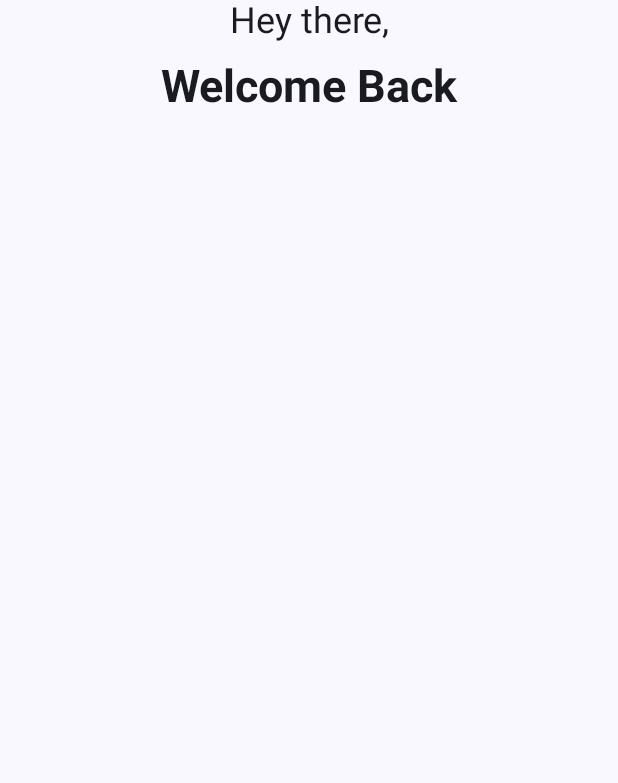
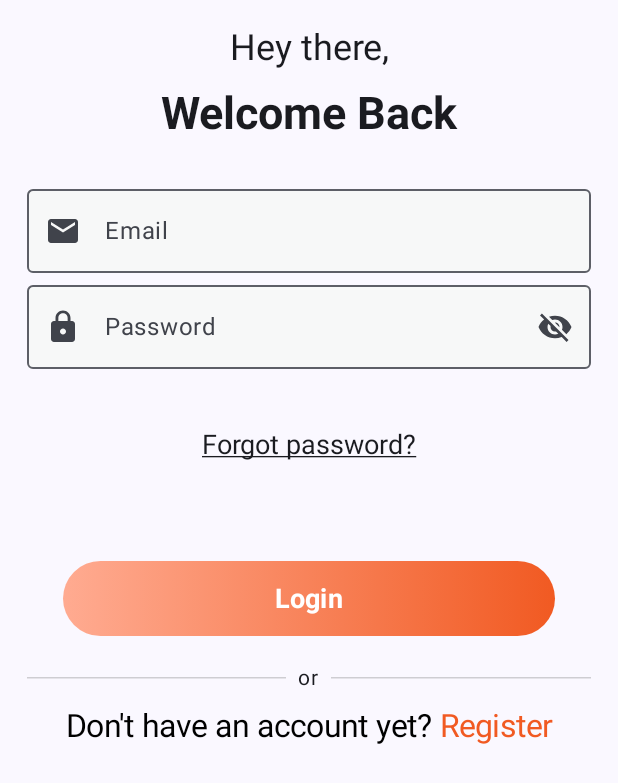
Before and after one commit to AlexGeorgiev86/NoteApp, an Android app built with Jetpack Compose: the LoginScreen screen opened through its navigation route, on a phone screen of 412 x 824 dp. Shown: the top 783 px of the screen. Run offline under Robolectric (Android 15) with nearby library versions, the phone set to English and light mode, and no system bars; our stand-ins replace Dagger/Hilt's generated code.

Commit message:
add LoginScreen UI

```diff
--- a/app/src/main/java/com/sales/cleanarchitecturenoteapp/feature_auth/presentation/components/AuthCheckbox.kt
+++ b/app/src/main/java/com/sales/cleanarchitecturenoteapp/feature_auth/presentation/components/AuthCheckbox.kt
@@ -24,6 +24,6 @@ fun AuthCheckbox(textValue: String, onTextSelected: (String) -> Unit) {
 
         Checkbox(checked = checkedState, onCheckedChange = { checkedState != checkedState })
 
-        AuthClickableText(text = textValue, onTextSelected = onTextSelected)
+        TermAndPolicyClickableText(text = textValue, onTextSelected = onTextSelected)
     }
 }
--- a/app/src/main/java/com/sales/cleanarchitecturenoteapp/feature_auth/presentation/components/AuthClickableText.kt
+++ b/app/src/main/java/com/sales/cleanarchitecturenoteapp/feature_auth/presentation/components/AuthClickableText.kt
@@ -1,42 +1,49 @@
 package com.sales.cleanarchitecturenoteapp.feature_auth.presentation.components
 
+import androidx.compose.foundation.layout.fillMaxWidth
 import androidx.compose.foundation.text.ClickableText
 import androidx.compose.runtime.Composable
+import androidx.compose.ui.Modifier
 import androidx.compose.ui.res.stringResource
 import androidx.compose.ui.text.SpanStyle
+import androidx.compose.ui.text.TextStyle
 import androidx.compose.ui.text.buildAnnotatedString
+import androidx.compose.ui.text.font.FontWeight
+import androidx.compose.ui.text.style.TextAlign
 import androidx.compose.ui.text.withStyle
+import androidx.compose.ui.unit.sp
 import com.sales.cleanarchitecturenoteapp.R
 import com.sales.cleanarchitecturenoteapp.ui.theme.GoodOrange
 
 @Composable
 fun AuthClickableText(
-    onTextSelected: (String) -> Unit,
-    text: String
+    tryingToLogin: Boolean,
+    onTextSelected: (String) -> Unit
 ) {
-    val termsOfUse = stringResource(id = R.string.terms_of_use)
-    val privacyPolicy = stringResource(id = R.string.privacy_policy)
+    val unclickableText = if(tryingToLogin) stringResource(id = R.string.go_to_login) else stringResource(id = R.string.go_to_register)
+    val clickableText = if(tryingToLogin) stringResource(id = R.string.login) else stringResource(id = R.string.register)
     val annotatedString = buildAnnotatedString {
-        append("By continuing you accept our ")
-        withStyle(style = SpanStyle(color = GoodOrange)){
-            pushStringAnnotation(tag = privacyPolicy, annotation = privacyPolicy)
-            append(privacyPolicy)
+        append(unclickableText)
+        withStyle(style = SpanStyle(color = GoodOrange)) {
+            pushStringAnnotation(tag = clickableText, annotation = clickableText)
+            append(clickableText)
         }
-        append(" and ")
-        withStyle(style = SpanStyle(color = GoodOrange)){
-            pushStringAnnotation(tag = termsOfUse, annotation = termsOfUse)
-            append(termsOfUse)
-        }
-
     }
 
-    ClickableText(text = annotatedString ) { offset ->
+    ClickableText(
+        text = annotatedString,
+        modifier = Modifier.fillMaxWidth(),
+        style = TextStyle(
+            fontSize = 21.sp,
+            fontWeight = FontWeight.Normal,
+            textAlign = TextAlign.Center
+        )
+    ) { offset ->
         annotatedString.getStringAnnotations(offset, offset)
             .firstOrNull()?.also { span ->
-                if (span.item == termsOfUse || span.item == privacyPolicy ) {
+                if (span.item == clickableText) {
                     onTextSelected(span.item)
                 }
             }
-
     }
 }
--- a/app/src/main/java/com/sales/cleanarchitecturenoteapp/feature_auth/presentation/components/AuthTextField.kt
+++ b/app/src/main/java/com/sales/cleanarchitecturenoteapp/feature_auth/presentation/components/AuthTextField.kt
@@ -13,6 +13,7 @@ import androidx.compose.runtime.remember
 import androidx.compose.runtime.setValue
 import androidx.compose.ui.Modifier
 import androidx.compose.ui.graphics.vector.ImageVector
+import androidx.compose.ui.text.input.ImeAction
 import com.sales.cleanarchitecturenoteapp.ui.theme.GoodOrange
 import com.sales.cleanarchitecturenoteapp.ui.theme.LightGray
 
@@ -25,7 +26,7 @@ fun AuthTextField(labelValue: String, icon: ImageVector, ) {
         value = textValue,
         label = { Text(text = labelValue) },
         onValueChange = { textValue = it },
-        keyboardOptions = KeyboardOptions.Default,
+        keyboardOptions = KeyboardOptions(imeAction = ImeAction.Next),
         leadingIcon = { Icon(imageVector = icon, contentDescription = "") },
         colors = OutlinedTextFieldDefaults.colors(
             focusedContainerColor = LightGray,
@@ -33,6 +34,8 @@ fun AuthTextField(labelValue: String, icon: ImageVector, ) {
             focusedBorderColor = GoodOrange,
             focusedLabelColor = GoodOrange,
             cursorColor = GoodOrange
-        )
+        ),
+        singleLine = true,
+        maxLines = 1
     )
 }
--- a/app/src/main/java/com/sales/cleanarchitecturenoteapp/feature_auth/presentation/components/LoginClickableText.kt
+++ /dev/null
@@ -1,49 +0,0 @@
-package com.sales.cleanarchitecturenoteapp.feature_auth.presentation.components
-
-import androidx.compose.foundation.layout.fillMaxWidth
-import androidx.compose.foundation.text.ClickableText
-import androidx.compose.runtime.Composable
-import androidx.compose.ui.Modifier
-import androidx.compose.ui.res.stringResource
-import androidx.compose.ui.text.SpanStyle
-import androidx.compose.ui.text.TextStyle
-import androidx.compose.ui.text.buildAnnotatedString
-import androidx.compose.ui.text.font.FontWeight
-import androidx.compose.ui.text.style.TextAlign
-import androidx.compose.ui.text.withStyle
-import androidx.compose.ui.unit.sp
-import com.sales.cleanarchitecturenoteapp.R
-import com.sales.cleanarchitecturenoteapp.ui.theme.GoodOrange
-
-@Composable
-fun LoginClickableText(
-    onTextSelected: (String) -> Unit
-) {
-    val goToLogin = stringResource(id = R.string.go_to_login)
-    val login = stringResource(id = R.string.login)
-    val annotatedString = buildAnnotatedString {
-        append(goToLogin)
-        withStyle(style = SpanStyle(color = GoodOrange)) {
-            pushStringAnnotation(tag = login, annotation = login)
-            append(login)
-        }
-
-    }
-
-    ClickableText(
-        text = annotatedString,
-        modifier = Modifier.fillMaxWidth(),
-        style = TextStyle(
-            fontSize = 21.sp,
-            fontWeight = FontWeight.Normal,
-            textAlign = TextAlign.Center
-        )
-    ) { offset ->
-        annotatedString.getStringAnnotations(offset, offset)
-            .firstOrNull()?.also { span ->
-                if (span.item == login) {
-                    onTextSelected(span.item)
-                }
-            }
-    }
-}
--- a/app/src/main/java/com/sales/cleanarchitecturenoteapp/feature_auth/presentation/components/PasswordTextField.kt
+++ b/app/src/main/java/com/sales/cleanarchitecturenoteapp/feature_auth/presentation/components/PasswordTextField.kt
@@ -1,6 +1,7 @@
 package com.sales.cleanarchitecturenoteapp.feature_auth.presentation.components
 
 import androidx.compose.foundation.layout.fillMaxWidth
+import androidx.compose.foundation.text.KeyboardActions
 import androidx.compose.foundation.text.KeyboardOptions
 import androidx.compose.material.icons.Icons
 import androidx.compose.material.icons.filled.Visibility
@@ -17,7 +18,9 @@ import androidx.compose.runtime.remember
 import androidx.compose.runtime.setValue
 import androidx.compose.ui.Modifier
 import androidx.compose.ui.graphics.vector.ImageVector
+import androidx.compose.ui.platform.LocalFocusManager
 import androidx.compose.ui.res.stringResource
+import androidx.compose.ui.text.input.ImeAction
 import androidx.compose.ui.text.input.KeyboardType
 import androidx.compose.ui.text.input.PasswordVisualTransformation
 import androidx.compose.ui.text.input.VisualTransformation
@@ -29,13 +32,22 @@ import com.sales.cleanarchitecturenoteapp.ui.theme.LightGray
 fun PasswordTextField(labelValue: String, icon: ImageVector) {
     var password by remember { mutableStateOf("") }
     var passwordVisible by remember { mutableStateOf(false) }
+    val localFocusManager = LocalFocusManager.current
 
     OutlinedTextField(
         modifier = Modifier.fillMaxWidth(),
         value = password,
         label = { Text(text = labelValue) },
         onValueChange = { password = it },
-        keyboardOptions = KeyboardOptions(keyboardType = KeyboardType.Password),
+        keyboardOptions = KeyboardOptions(
+            keyboardType = KeyboardType.Password,
+            imeAction = ImeAction.Done
+        ),
+        keyboardActions = KeyboardActions{
+            localFocusManager.clearFocus()
+        },
+        singleLine = true,
+        maxLines = 1,
         leadingIcon = { Icon(imageVector = icon, contentDescription = "") },
         colors = OutlinedTextFieldDefaults.colors(
             focusedContainerColor = LightGray,
--- /dev/null
+++ b/app/src/main/java/com/sales/cleanarchitecturenoteapp/feature_auth/presentation/components/TermAndPolicyClickableText.kt
@@ -0,0 +1,42 @@
+package com.sales.cleanarchitecturenoteapp.feature_auth.presentation.components
+
+import androidx.compose.foundation.text.ClickableText
+import androidx.compose.runtime.Composable
+import androidx.compose.ui.res.stringResource
+import androidx.compose.ui.text.SpanStyle
+import androidx.compose.ui.text.buildAnnotatedString
+import androidx.compose.ui.text.withStyle
+import com.sales.cleanarchitecturenoteapp.R
+import com.sales.cleanarchitecturenoteapp.ui.theme.GoodOrange
+
+@Composable
+fun TermAndPolicyClickableText(
+    onTextSelected: (String) -> Unit,
+    text: String
+) {
+    val termsOfUse = stringResource(id = R.string.terms_of_use)
+    val privacyPolicy = stringResource(id = R.string.privacy_policy)
+    val annotatedString = buildAnnotatedString {
+        append("By continuing you accept our ")
+        withStyle(style = SpanStyle(color = GoodOrange)){
+            pushStringAnnotation(tag = privacyPolicy, annotation = privacyPolicy)
+            append(privacyPolicy)
+        }
+        append(" and ")
+        withStyle(style = SpanStyle(color = GoodOrange)){
+            pushStringAnnotation(tag = termsOfUse, annotation = termsOfUse)
+            append(termsOfUse)
+        }
+
+    }
+
+    ClickableText(text = annotatedString ) { offset ->
+        annotatedString.getStringAnnotations(offset, offset)
+            .firstOrNull()?.also { span ->
+                if (span.item == termsOfUse || span.item == privacyPolicy ) {
+                    onTextSelected(span.item)
+                }
+            }
+
+    }
+}
--- /dev/null
+++ b/app/src/main/java/com/sales/cleanarchitecturenoteapp/feature_auth/presentation/components/UnderlinedText.kt
@@ -0,0 +1,37 @@
+package com.sales.cleanarchitecturenoteapp.feature_auth.presentation.components
+
+import androidx.compose.foundation.layout.fillMaxWidth
+import androidx.compose.foundation.layout.heightIn
+import androidx.compose.material3.Text
+import androidx.compose.runtime.Composable
+import androidx.compose.ui.Modifier
+import androidx.compose.ui.text.TextStyle
+import androidx.compose.ui.text.font.FontStyle
+import androidx.compose.ui.text.font.FontWeight
+import androidx.compose.ui.text.style.TextAlign
+import androidx.compose.ui.text.style.TextDecoration
+import androidx.compose.ui.unit.TextUnit
+import androidx.compose.ui.unit.dp
+import androidx.compose.ui.unit.sp
+
+@Composable
+fun UnderlinedText(
+    text: String,
+    fontSize: TextUnit = 24.sp,
+    fontWeight: FontWeight = FontWeight.Normal,
+    fontStyle: FontStyle = FontStyle.Normal
+) {
+    Text(
+        text = text,
+        modifier = Modifier
+            .fillMaxWidth()
+            .heightIn(min = 40.dp),
+        style = TextStyle(
+            fontSize = fontSize,
+            fontWeight = fontWeight,
+            fontStyle = fontStyle,
+        ),
+        textAlign = TextAlign.Center,
+        textDecoration = TextDecoration.Underline
+    )
+}
--- a/app/src/main/java/com/sales/cleanarchitecturenoteapp/feature_auth/presentation/login/LoginScreen.kt
+++ b/app/src/main/java/com/sales/cleanarchitecturenoteapp/feature_auth/presentation/login/LoginScreen.kt
@@ -1,18 +1,32 @@
 package com.sales.cleanarchitecturenoteapp.feature_auth.presentation.login
 
 import androidx.compose.foundation.layout.Column
+import androidx.compose.foundation.layout.Spacer
 import androidx.compose.foundation.layout.fillMaxSize
+import androidx.compose.foundation.layout.height
+import androidx.compose.foundation.layout.padding
+import androidx.compose.material.icons.Icons
+import androidx.compose.material.icons.filled.Email
+import androidx.compose.material.icons.filled.Lock
 import androidx.compose.material3.MaterialTheme
 import androidx.compose.material3.Surface
 import androidx.compose.runtime.Composable
 import androidx.compose.ui.Modifier
 import androidx.compose.ui.res.stringResource
 import androidx.compose.ui.text.font.FontWeight
+import androidx.compose.ui.unit.dp
 import androidx.compose.ui.unit.sp
 import androidx.navigation.NavController
 import com.sales.cleanarchitecturenoteapp.R
 import com.sales.cleanarchitecturenoteapp.feature_auth.presentation.SharedAuthViewModel
+import com.sales.cleanarchitecturenoteapp.feature_auth.presentation.components.AuthButton
+import com.sales.cleanarchitecturenoteapp.feature_auth.presentation.components.AuthClickableText
+import com.sales.cleanarchitecturenoteapp.feature_auth.presentation.components.AuthTextField
+import com.sales.cleanarchitecturenoteapp.feature_auth.presentation.components.DividerText
 import com.sales.cleanarchitecturenoteapp.feature_auth.presentation.components.NormalText
+import com.sales.cleanarchitecturenoteapp.feature_auth.presentation.components.PasswordTextField
+import com.sales.cleanarchitecturenoteapp.feature_auth.presentation.components.UnderlinedText
+import com.sales.cleanarchitecturenoteapp.navigation.Screen
 
 @Composable
 fun LoginScreen(
@@ -22,15 +36,39 @@ fun LoginScreen(
 ) {
     Surface(
         color = MaterialTheme.colorScheme.background,
-        modifier = Modifier.fillMaxSize()
+        modifier = Modifier
+            .fillMaxSize()
+            .padding(18.dp)
     ) {
-        Column(modifier = Modifier.fillMaxSize()){
+        Column(modifier = Modifier.fillMaxSize()) {
             NormalText(text = stringResource(id = R.string.hey_there))
             NormalText(
                 text = stringResource(id = R.string.welcome_back),
                 fontSize = 30.sp,
                 fontWeight = FontWeight.Bold
             )
+            Spacer(modifier = Modifier.height(20.dp))
+            AuthTextField(
+                labelValue = stringResource(id = R.string.email),
+                icon = Icons.Default.Email
+            )
+            PasswordTextField(
+                labelValue = stringResource(id = R.string.password),
+                icon = Icons.Default.Lock
+            )
+            Spacer(modifier = Modifier.height(40.dp))
+            UnderlinedText(
+                text = stringResource(id = R.string.forgot_password),
+                fontSize = 18.sp
+            )
+            Spacer(modifier = Modifier.height(40.dp))
+
+            AuthButton(stringResource(id = R.string.login))
+            DividerText()
+
+            AuthClickableText(tryingToLogin = false){
+                navController.navigate(Screen.RegisterScreen.route)
+            }
         }
     }
 }
--- a/app/src/main/java/com/sales/cleanarchitecturenoteapp/feature_auth/presentation/register/RegisterScreen.kt
+++ b/app/src/main/java/com/sales/cleanarchitecturenoteapp/feature_auth/presentation/register/RegisterScreen.kt
@@ -22,9 +22,9 @@ import com.sales.cleanarchitecturenoteapp.R
 import com.sales.cleanarchitecturenoteapp.feature_auth.presentation.SharedAuthViewModel
 import com.sales.cleanarchitecturenoteapp.feature_auth.presentation.components.AuthButton
 import com.sales.cleanarchitecturenoteapp.feature_auth.presentation.components.AuthCheckbox
+import com.sales.cleanarchitecturenoteapp.feature_auth.presentation.components.AuthClickableText
 import com.sales.cleanarchitecturenoteapp.feature_auth.presentation.components.AuthTextField
 import com.sales.cleanarchitecturenoteapp.feature_auth.presentation.components.DividerText
-import com.sales.cleanarchitecturenoteapp.feature_auth.presentation.components.LoginClickableText
 import com.sales.cleanarchitecturenoteapp.feature_auth.presentation.components.NormalText
 import com.sales.cleanarchitecturenoteapp.feature_auth.presentation.components.PasswordTextField
 import com.sales.cleanarchitecturenoteapp.navigation.Screen
@@ -76,7 +76,7 @@ fun RegisterScreen(
 
             DividerText()
 
-            LoginClickableText(){
+            AuthClickableText(tryingToLogin = true){
                 navController.navigate(Screen.LoginScreen.route)
             }
         }
--- a/app/src/main/res/values/strings.xml
+++ b/app/src/main/res/values/strings.xml
@@ -12,7 +12,9 @@
     <string name="terms_of_use">Terms of Use</string>
     <string name="privacy_policy">Privacy Policy</string>
     <string name="go_to_login">Already have an account?\u0020 </string>
+    <string name="go_to_register">Don\'t have an account yet?\u0020 </string>
     <string name="register">Register</string>
     <string name="login">Login</string>
+    <string name="forgot_password">Forgot password?</string>
     <string name="terms_and_conditions">By continuing you accept our Privacy Policy and Terms of Use</string>
 </resources>
```
